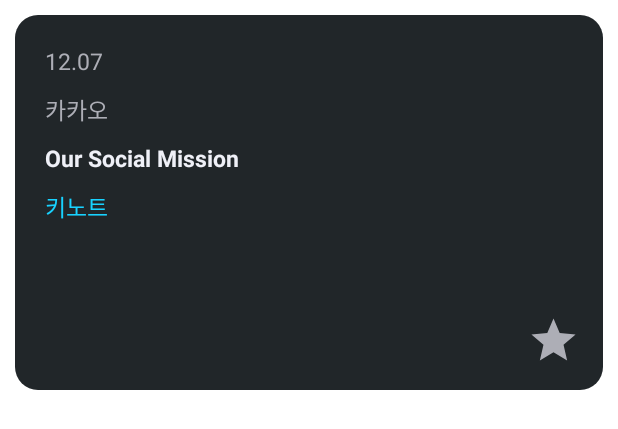
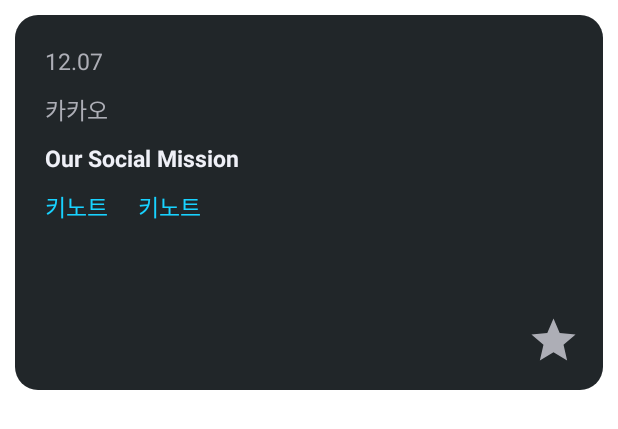
Before and after one commit to 2023newkrew/android-ifkakao, an Android app: the layout session_grid_item.xml on its own in the app's theme, with its tools: preview values and no code run, on a phone screen of 412 x 824 dp. Shown: the top 429 px of the screen. Run offline under Robolectric (Android 15) with nearby library versions, the phone set to English and light mode, and no system bars.

Commit message:
feat: SessionList에서 트랙도 표기되도록 변경

```diff
--- a/app/src/main/java/com/example/ifkakao/presentation/session_list/SessionListAdapter.kt
+++ b/app/src/main/java/com/example/ifkakao/presentation/session_list/SessionListAdapter.kt
@@ -53,6 +53,8 @@ class SessionListAdapter(
         holder.binding.sessionItemDate.text = dayList[currentList[position].sessionDay]
         holder.binding.sessionItemGroup.text = currentList[position].company.toString()
         holder.binding.sessionItemKeynote.text = currentList[position].type.toString()
+        holder.binding.sessionItemTech.text = currentList[position].tracks.joinToString { "$it " }
+
         if(currentList[position].isLike){
             holder.binding.sessionItemLikeButton.imageTintList =
                 ColorStateList.valueOf(
--- a/app/src/main/res/layout/session_grid_item.xml
+++ b/app/src/main/res/layout/session_grid_item.xml
@@ -54,16 +54,27 @@
 
     <TextView
         android:id="@+id/session_item_keynote"
-        android:layout_width="0dp"
+        android:layout_width="wrap_content"
         android:layout_height="wrap_content"
         android:layout_marginStart="20dp"
         android:layout_marginTop="10dp"
-        android:layout_marginEnd="20dp"
         android:text="@string/session_item_keynote"
         android:textColor="@color/session_blue"
         android:textSize="15sp"
-        app:layout_constraintEnd_toEndOf="parent"
         app:layout_constraintStart_toStartOf="parent"
+        app:layout_constraintTop_toBottomOf="@+id/session_item_title" />
+
+
+    <TextView
+        android:id="@+id/session_item_tech"
+        android:layout_width="wrap_content"
+        android:layout_height="wrap_content"
+        android:layout_marginStart="20dp"
+        android:layout_marginTop="10dp"
+        android:text="@string/session_item_keynote"
+        android:textColor="@color/session_blue"
+        android:textSize="15sp"
+        app:layout_constraintStart_toEndOf="@id/session_item_keynote"
         app:layout_constraintTop_toBottomOf="@+id/session_item_title" />
 
     <ImageView
```
